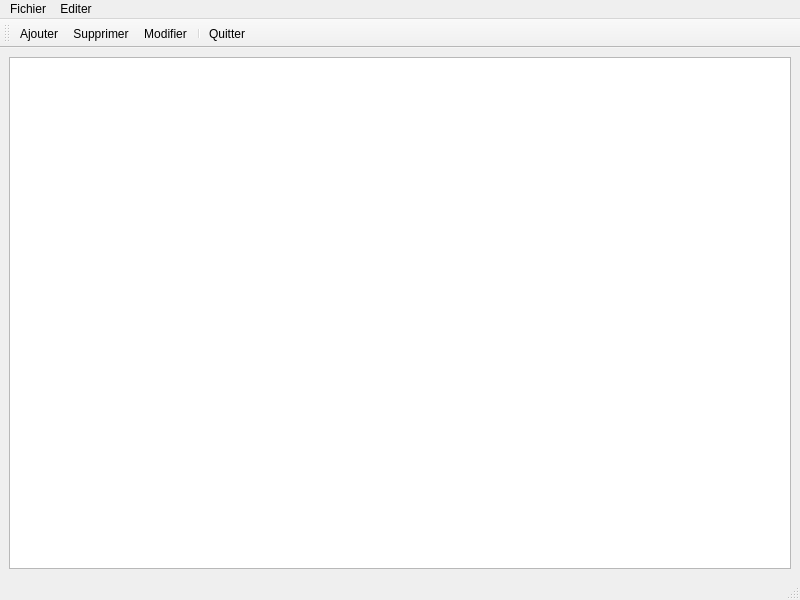
Above: TaskManagement/mainwindow.ui from Silvec-aka/QtApp before the change. Below: the same form after it.
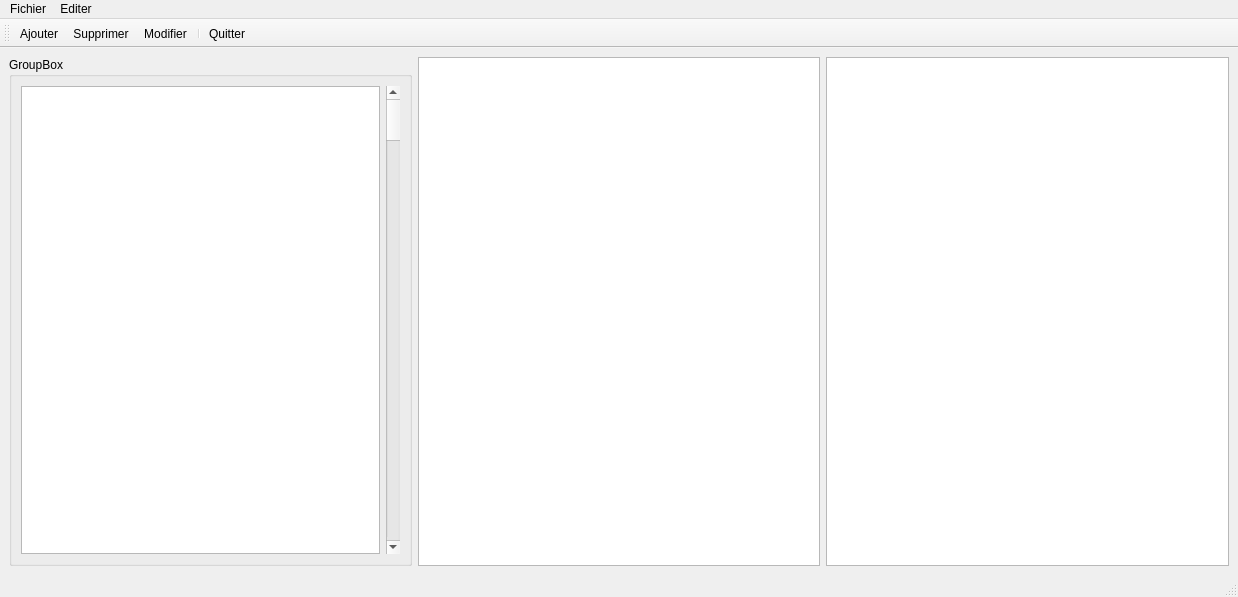
That is the form after the change.

Commit message: Définition des zones de la fenêtre

Patch:
```diff
--- a/TaskManagement/mainwindow.ui
+++ b/TaskManagement/mainwindow.ui
@@ -6,8 +6,8 @@
    <rect>
     <x>0</x>
     <y>0</y>
-    <width>800</width>
-    <height>600</height>
+    <width>1238</width>
+    <height>597</height>
    </rect>
   </property>
   <property name="windowTitle">
@@ -16,7 +16,29 @@
   <widget class="QWidget" name="centralwidget">
    <layout class="QHBoxLayout" name="horizontalLayout">
     <item>
-     <widget class="QTextEdit" name="textEdit"/>
+     <widget class="QGroupBox" name="groupBox">
+      <property name="title">
+       <string>GroupBox</string>
+      </property>
+      <layout class="QHBoxLayout" name="horizontalLayout_2">
+       <item>
+        <widget class="QTableView" name="tableView"/>
+       </item>
+       <item>
+        <widget class="QScrollBar" name="verticalScrollBar">
+         <property name="orientation">
+          <enum>Qt::Vertical</enum>
+         </property>
+        </widget>
+       </item>
+      </layout>
+     </widget>
+    </item>
+    <item>
+     <widget class="QTreeView" name="treeView"/>
+    </item>
+    <item>
+     <widget class="QTextBrowser" name="textBrowser"/>
     </item>
    </layout>
   </widget>
@@ -25,7 +47,7 @@
     <rect>
      <x>0</x>
      <y>0</y>
-     <width>800</width>
+     <width>1238</width>
      <height>26</height>
     </rect>
    </property>
```
